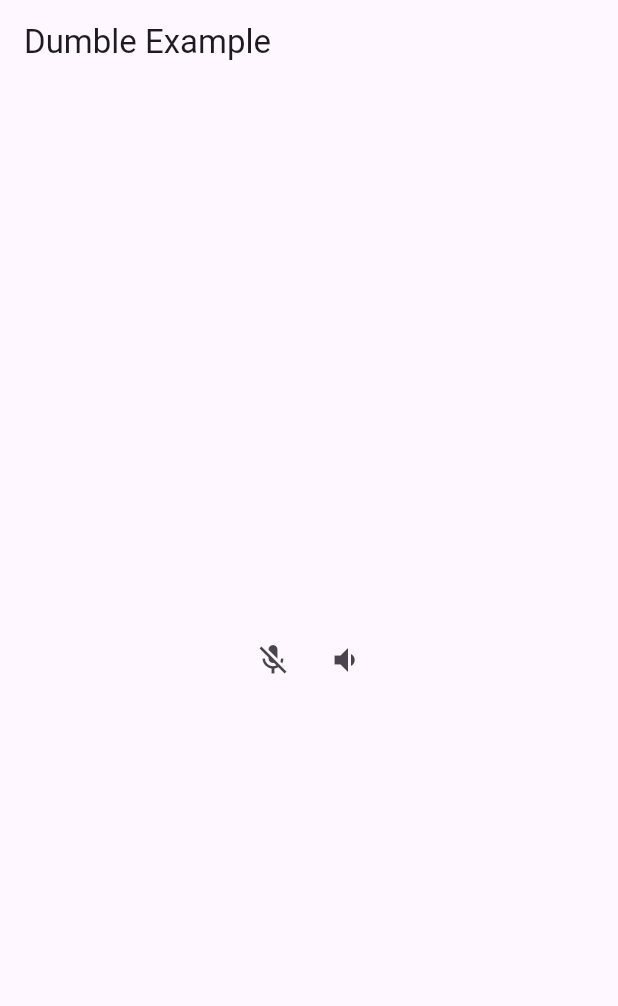
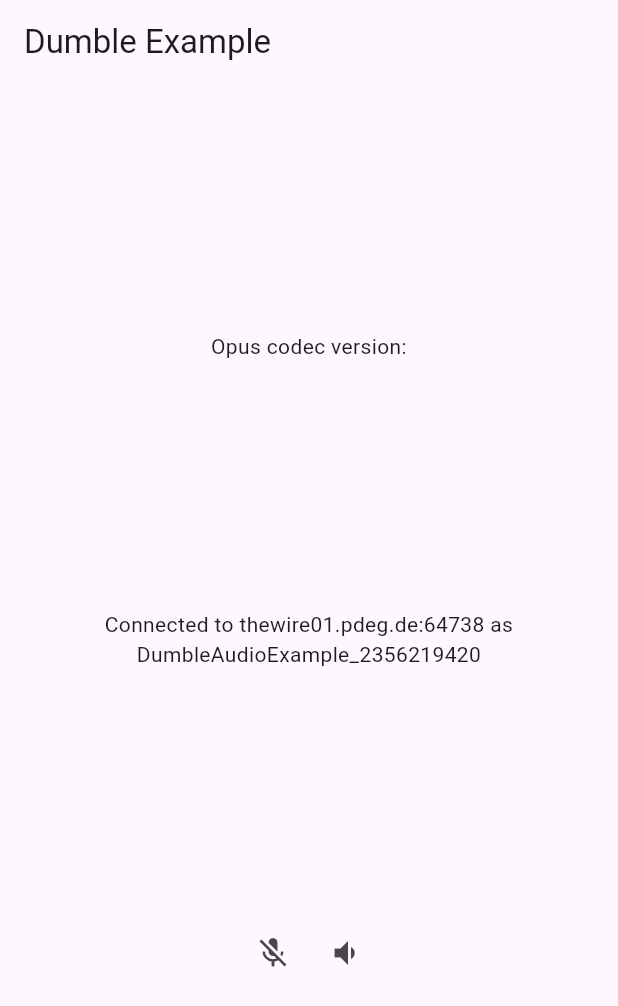
Before and after one commit to EPNW/dumble_audio, a Flutter app: the screen it shows after launch, on a phone screen of 412 x 824 dp. Shown: the top 1006 px of the screen. Run offline on Flutter 3.47's test engine with Material 3 defaults, Android fonts, the phone set to English and light mode, and no system bars; our stand-ins replace permission_handler; missing offline and left inert: dumble, opus_dart, opus_flutter.

```diff
--- a/examples/dumble_example/lib/main.dart
+++ b/examples/dumble_example/lib/main.dart
@@ -138,7 +138,21 @@ class _MyAppState extends State<MyApp> {
           child: Center(
               child: _loading
                   ? const CircularProgressIndicator()
-                  : Row(mainAxisSize: MainAxisSize.min, children: <Widget>[
+                  : Column(
+                      crossAxisAlignment: CrossAxisAlignment.center,
+                      mainAxisAlignment: MainAxisAlignment.spaceEvenly,
+                      children: <Widget>[
+                          Text(
+                            'Opus codec version: ${opus.getOpusVersion()}',
+                            textAlign: TextAlign.center,
+                          ),
+                          Text(
+                            'Connected to ${options.host}:${options.port} as ${options.name}',
+                            textAlign: TextAlign.center,
+                          ),
+                          Row(
+                              mainAxisSize: MainAxisSize.min,
+                              children: <Widget>[
                                 IconButton(
                                     icon: Icon(
                                       _micEnabled ? Icons.mic : Icons.mic_off,
@@ -164,9 +178,11 @@ class _MyAppState extends State<MyApp> {
                                             await DumbleAudio.setSpeaker(
                                                 !_speakerEnabled);
                                             setState(() {
-                                    _speakerEnabled = !_speakerEnabled;
+                                              _speakerEnabled =
+                                                  !_speakerEnabled;
                                             });
                                           })
+                              ])
                         ])),
         ),
       ),
```
Also changed, not shown: examples/dumble_example/pubspec.yaml (+40 -4 lines), examples/dumble_example/pubspec.lock. Lines whose indentation alone changed are shown as unchanged.
